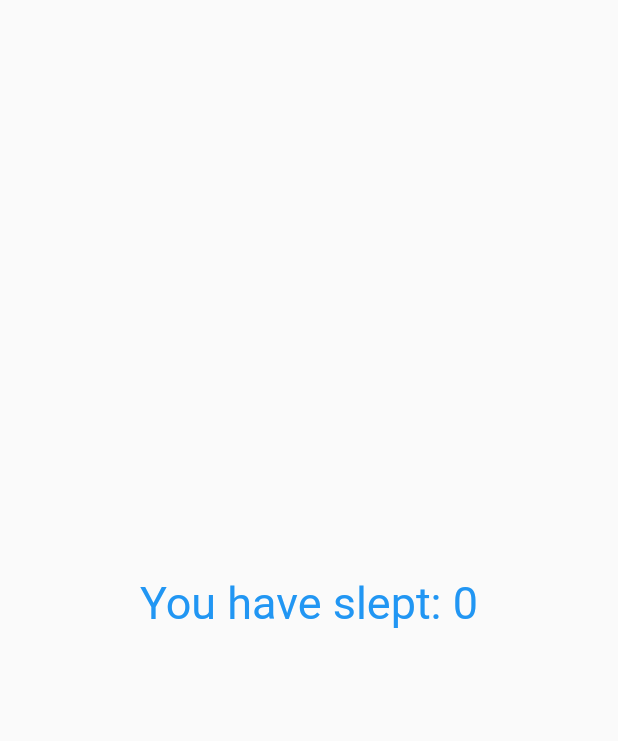
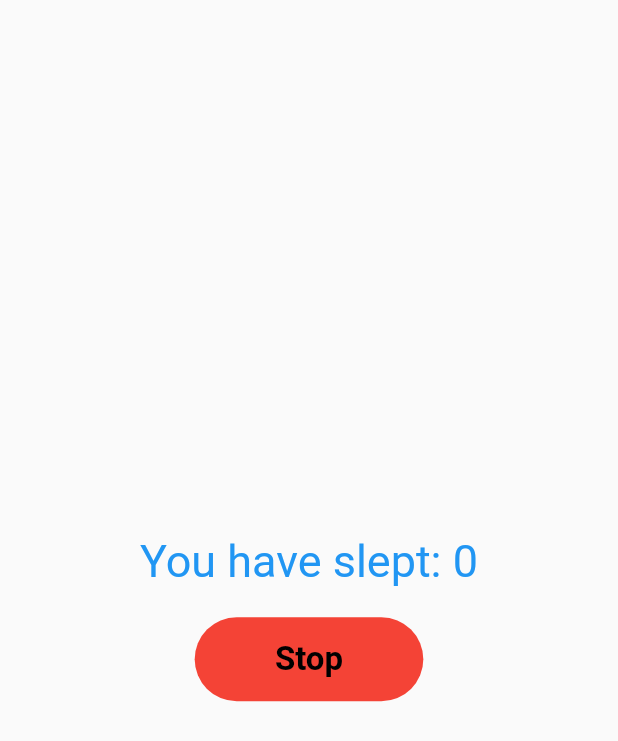
Before and after one commit to apivit45muic/Nightwise-first-project-mobile-dev, a Flutter app: the WakeUpScreen screen opened directly, on a phone screen of 412 x 824 dp. Shown: the top 741 px of the screen. Run offline on Flutter 3.47's test engine with Material 2 defaults, Android fonts, the phone set to English and light mode, and no system bars; our stand-ins replace audioplayers, shared_preferences; missing offline and left inert: alarm; accounts and stored records are empty.

Commit message:
add stopbutton in walkup_screen

```diff
--- a/lib/wakeup_screen.dart
+++ b/lib/wakeup_screen.dart
@@ -1,3 +1,5 @@
+import 'package:alarm/alarm.dart';
+import 'package:firstproject/home_screen.dart';
 import 'package:flutter/material.dart';
 import 'package:shared_preferences/shared_preferences.dart';
 
@@ -27,6 +29,32 @@ class _WakeUpScreen extends State<WakeUpScreen> {
 
   @override
   Widget build(BuildContext context) {
+    final _stopButton = Container(
+      decoration: BoxDecoration(
+        borderRadius: BorderRadius.circular(60),
+        color: Colors.red,
+      ),
+      child: MaterialButton(
+        minWidth: MediaQuery.of(context).size.width * 0.37,
+        padding: EdgeInsets.fromLTRB(20.0, 15.0, 20.0, 15.0),
+        onPressed: () async {
+          final stop = await Alarm.stop();
+          setState(() {
+            Navigator.pop(context);
+            Navigator.pop(context);
+          });
+        },
+        child: Text("Stop",
+            textAlign: TextAlign.center,
+            style: TextStyle(
+              color: Colors.black,
+              fontWeight: FontWeight.bold,
+              fontSize: 22,
+            )
+        ),
+      ),
+    );
+
     return Scaffold(
       body: Center(
         child: Column(
@@ -39,9 +67,10 @@ class _WakeUpScreen extends State<WakeUpScreen> {
               .of(context)
               .primaryColor, fontSize: 30),
         ),
-        SizedBox(
-          height: 20,
-        ),
+          SizedBox(
+            height: 20,
+          ),
+          _stopButton
         ]
         ),
       ),
```
